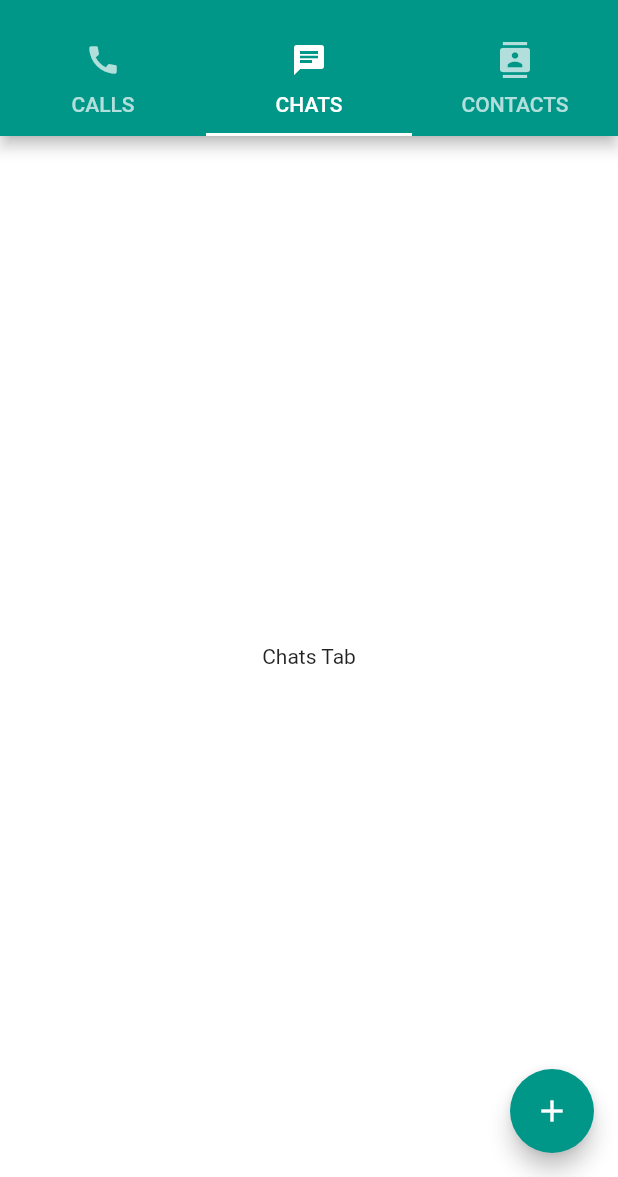
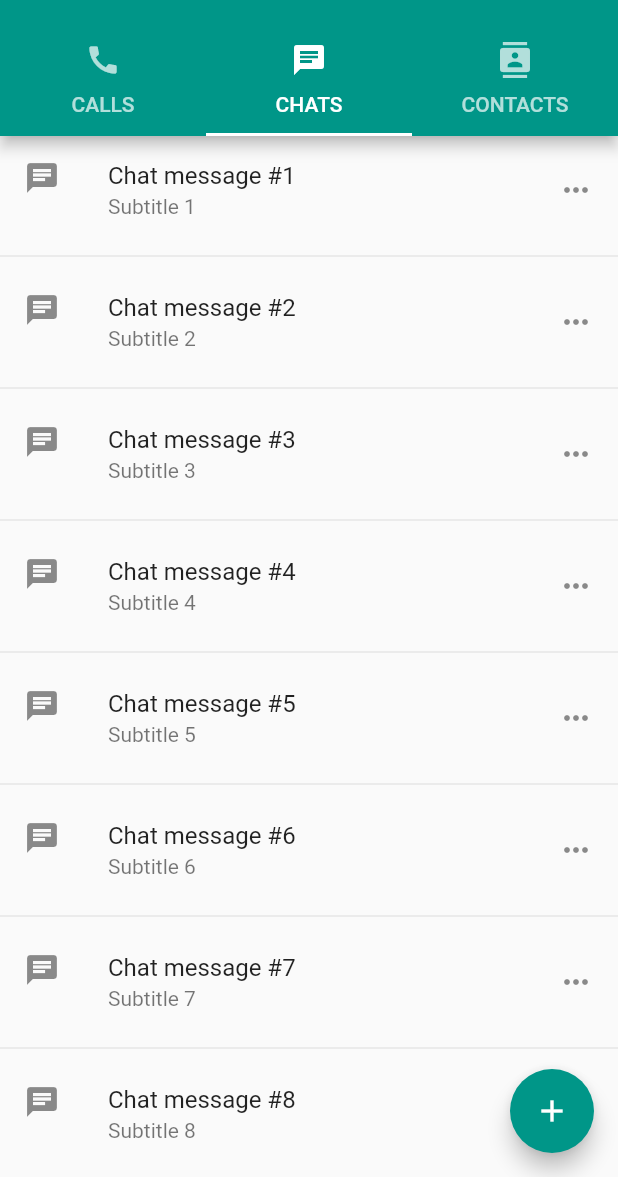
Before and after one commit to jumail-utm/flutter_whatsapp_ui, a Flutter app: the screen it shows after launch, on a phone screen of 412 x 824 dp, the part 59-1236 px from its top. Run offline on Flutter 3.47's test engine with Material 2 defaults, Android fonts, the phone set to English and light mode, and no system bars.

Commit message:
Add ListView and ListTile

```diff
--- a/lib/main.dart
+++ b/lib/main.dart
@@ -47,11 +47,33 @@ AppBar _buildAppBar() {
 }
 
 TabBarView _buildTabBarView() {
+  final chats = List<String>.generate(10, (i) => 'Chat message #${i + 1}');
+
   return TabBarView(children: [
     Container(color: Colors.pink, child: Center(child: Text('Calls Tab'))),
-    Container(color: Colors.white, child: Center(child: Text('Chats Tab'))),
+    _ChatsTabView(chats),
     Container(color: Colors.amber, child: Center(child: Text('Contact Tab'))),
   ]);
+}
+
+class _ChatsTabView extends StatelessWidget {
+  final List items;
+
+  _ChatsTabView(this.items);
+
+  @override
+  Widget build(BuildContext context) {
+    return ListView.separated(
+      itemCount: items.length,
+      separatorBuilder: (context, index) => Divider(),
+      itemBuilder: (context, index) => ListTile(
+        leading: Icon(Icons.chat),
+        title: Text(items[index]),
+        subtitle: Text('Subtitle ${index + 1}'),
+        trailing: Icon(Icons.more_horiz),
+      ),
+    );
+  }
 }
 
 FloatingActionButton _buildFloatingActionButton() {
```
